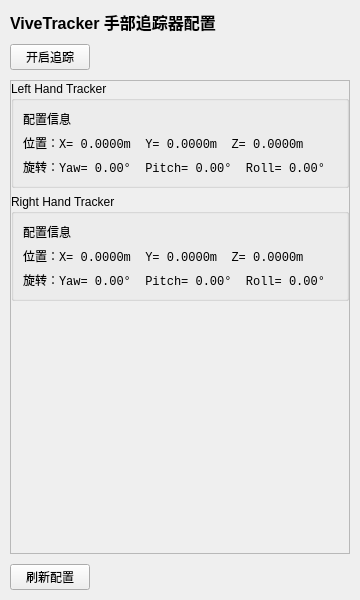
Old version of the form ui/vive_tracker.ui in the repository FOHEART/MotionGloveSDK_python.
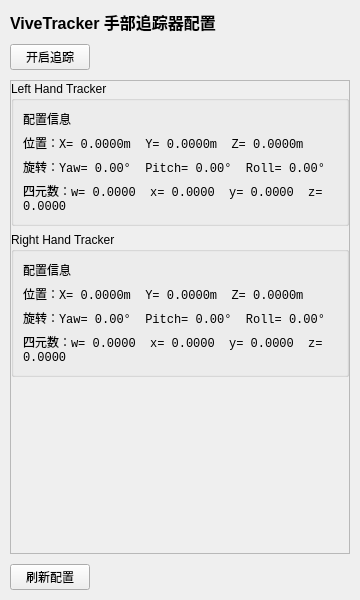
New version of the form.

Commit message: feat: Add quaternion display for left and right hand trackers and enhance UI with bilingual support

```diff
--- a/ui/vive_tracker.ui
+++ b/ui/vive_tracker.ui
@@ -144,6 +144,22 @@
             </property>
            </widget>
           </item>
+          <item>
+           <widget class="QLabel" name="leftHandQuatLabel">
+            <property name="text">
+             <string>四元数：w= 0.0000  x= 0.0000  y= 0.0000  z= 0.0000</string>
+            </property>
+            <property name="wordWrap">
+             <bool>true</bool>
+            </property>
+            <property name="font">
+             <font>
+              <family>Courier New</family>
+              <pointsize>9</pointsize>
+             </font>
+            </property>
+           </widget>
+          </item>
          </layout>
         </widget>
        </item>
@@ -198,6 +214,22 @@
             </property>
            </widget>
           </item>
+          <item>
+           <widget class="QLabel" name="rightHandQuatLabel">
+            <property name="text">
+             <string>四元数：w= 0.0000  x= 0.0000  y= 0.0000  z= 0.0000</string>
+            </property>
+            <property name="wordWrap">
+             <bool>true</bool>
+            </property>
+            <property name="font">
+             <font>
+              <family>Courier New</family>
+              <pointsize>9</pointsize>
+             </font>
+            </property>
+           </widget>
+          </item>
          </layout>
         </widget>
        </item>
```
The commit also changes 2 other files.
